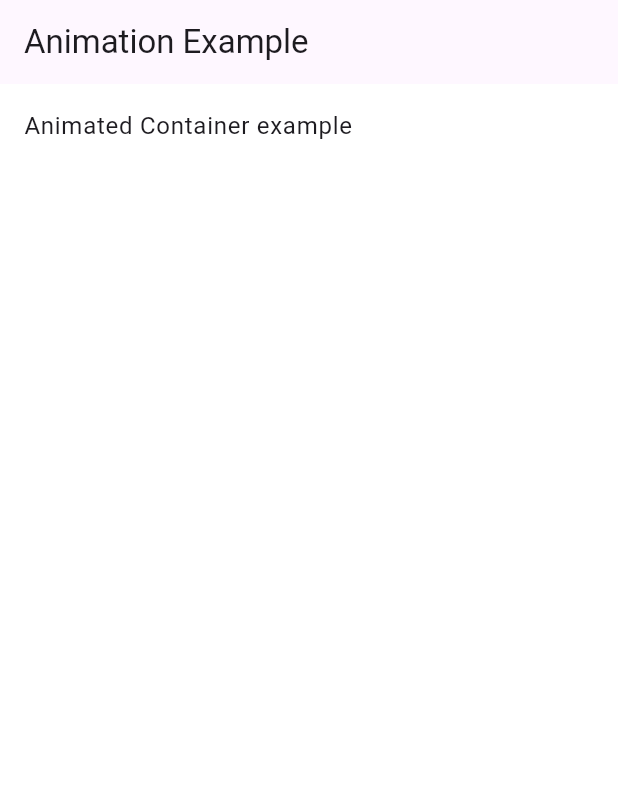
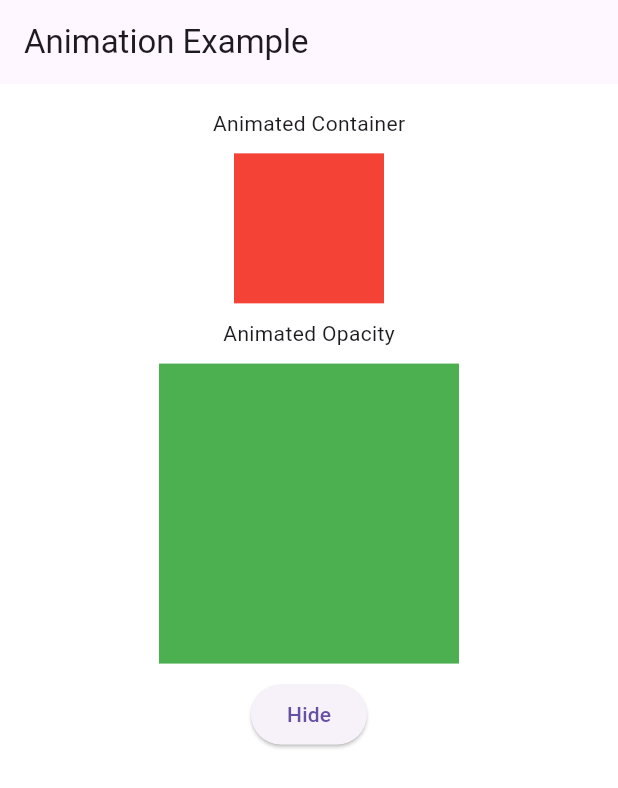
Before and after one commit to hossain72/Flutter_Code, a Flutter app: the screen it shows after launch, on a phone screen of 412 x 824 dp. Shown: the top 788 px of the screen. Run offline on Flutter 3.47's test engine with Material 3 defaults, Android fonts, the phone set to English and light mode, and no system bars; our stand-ins replace flutter_screenutil, flutter_svg.

Commit message:
animated container and opacity added

```diff
--- a/lib/app/core/routes/library/routes_library.dart
+++ b/lib/app/core/routes/library/routes_library.dart
@@ -1,6 +1,7 @@
 library routes;
 
 import 'package:flutter/material.dart';
+import 'package:flutter_code/app/pages/animation/animated_container_example.dart';
 import 'package:flutter_code/app/pages/animation/animation_page.dart';
 
 import '../../../pages/splash/views/splash_page.dart';
--- a/lib/app/pages/animation/animated_container.dart
+++ /dev/null
@@ -1,31 +0,0 @@
-import 'package:flutter/material.dart';
-
-class AnimatedContainerExample extends StatefulWidget {
-  @override
-  _AnimatedContainerExampleState createState() =>
-      _AnimatedContainerExampleState();
-}
-
-class _AnimatedContainerExampleState extends State<AnimatedContainerExample> {
-  bool _isExpanded = false;
-
-  @override
-  Widget build(BuildContext context) {
-    return GestureDetector(
-      onTap: () {
-        setState(() {
-          _isExpanded = !_isExpanded;
-        });
-      },
-      child: Center(
-        child: AnimatedContainer(
-          duration: Duration(milliseconds: 300),
-          curve: Curves.easeInOut,
-          width: _isExpanded ? 200.0 : 100.0,
-          height: _isExpanded ? 200.0 : 100.0,
-          color: _isExpanded ? Colors.blue : Colors.red,
-        ),
-      ),
-    );
-  }
-}
--- /dev/null
+++ b/lib/app/pages/animation/animated_container_example.dart
@@ -0,0 +1,39 @@
+import 'package:flutter/material.dart';
+
+class AnimatedContainerExample extends StatefulWidget {
+  const AnimatedContainerExample({super.key});
+
+  @override
+  State<AnimatedContainerExample> createState() =>
+      _AnimatedContainerExampleState();
+}
+
+class _AnimatedContainerExampleState extends State<AnimatedContainerExample> {
+  bool _isExpanded = false;
+
+  @override
+  Widget build(BuildContext context) {
+    return GestureDetector(
+      onTap: () {
+        setState(() {
+          _isExpanded = !_isExpanded;
+        });
+      },
+      child: Center(
+        child: Column(
+          children: [
+            Text("Animated Container"),
+            SizedBox(height: 10),
+            AnimatedContainer(
+              duration: Duration(milliseconds: 300),
+              curve: Curves.easeInOut,
+              width: _isExpanded ? 200.0 : 100.0,
+              height: _isExpanded ? 200.0 : 100.0,
+              color: _isExpanded ? Colors.blue : Colors.red,
+            ),
+          ],
+        ),
+      ),
+    );
+  }
+}
--- /dev/null
+++ b/lib/app/pages/animation/animated_opacity_example.dart
@@ -0,0 +1,37 @@
+import 'package:flutter/material.dart';
+
+class AnimatedOpacityExample extends StatefulWidget {
+  const AnimatedOpacityExample({super.key});
+
+  @override
+  State<AnimatedOpacityExample> createState() => _AnimatedOpacityExampleState();
+}
+
+class _AnimatedOpacityExampleState extends State<AnimatedOpacityExample> {
+  bool _isVisible = true;
+
+  @override
+  Widget build(BuildContext context) {
+    return Column(
+      mainAxisAlignment: MainAxisAlignment.center,
+      children: [
+        Text("Animated Opacity"),
+        SizedBox(height: 10),
+        AnimatedOpacity(
+          opacity: _isVisible ? 1.0 : 0.0,
+          duration: Duration(milliseconds: 500),
+          child: Container(width: 200, height: 200, color: Colors.green),
+        ),
+        SizedBox(height: 10),
+        ElevatedButton(
+          onPressed: () {
+            setState(() {
+              _isVisible = !_isVisible;
+            });
+          },
+          child: Text(_isVisible ? 'Hide' : 'Show'),
+        ),
+      ],
+    );
+  }
+}
--- a/lib/app/pages/animation/animation_page.dart
+++ b/lib/app/pages/animation/animation_page.dart
@@ -1,5 +1,9 @@
 import 'package:flutter/material.dart';
 import 'package:flutter_code/app/core/extensions/build_context/build_context_device.dart';
+
+import 'package:flutter_screenutil/flutter_screenutil.dart';
+import 'animated_container_example.dart';
+import 'animated_opacity_example.dart';
 
 class AnimationPage extends StatelessWidget {
   const AnimationPage({super.key});
@@ -12,13 +16,28 @@ class AnimationPage extends StatelessWidget {
         width: context.width,
         height: context.height,
         color: Colors.white,
-        child: Column(
-          children: [
-            InkWell(
-              onTap: () {},
-              child: ListTile(title: Text("Animated Container example")),
+        child: Padding(
+          padding: EdgeInsets.symmetric(horizontal: 16.r, vertical: 16.h),
+          child: SingleChildScrollView(
+            child: Column(
+              spacing: 10.h,
+              children: [
+                /*InkWell(
+                  onTap: () {
+                  },
+                  child: Container(
+                    decoration: BoxDecoration(
+                      color: Colors.grey.shade300,
+                      borderRadius: BorderRadius.all(Radius.circular(10.r)),
+                    ),
+                    child: ListTile(title: Text("Animated Container example")),
+                  ),
+                ),*/
+                AnimatedContainerExample(),
+                AnimatedOpacityExample(),
+              ],
             ),
-          ],
+          ),
         ),
       ),
     );
```
